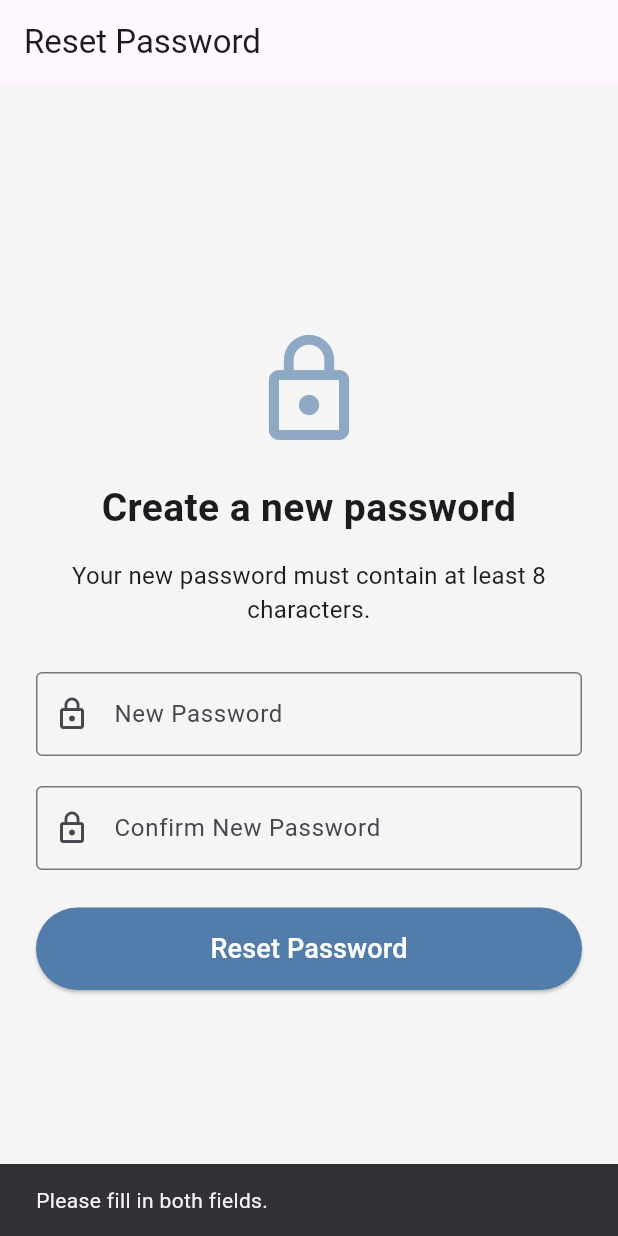
After one commit to usernamecopied550/dementia, a Flutter app: the ResetPasswordScreen screen opened directly, after a tap on "Reset Password", on a phone screen of 412 x 824 dp. The commit adds this screen. Run offline on Flutter 3.47's test engine with Material 3 defaults, Android fonts, the phone set to English and light mode, and no system bars; our stand-ins replace supabase_flutter; accounts and stored records are empty.

Commit message:
Implement password recovery and reset functionality

```diff
--- /dev/null
+++ b/lib/screens/reset_password_screen.dart
@@ -0,0 +1,194 @@
+import 'package:flutter/material.dart';
+import 'package:supabase_flutter/supabase_flutter.dart';
+import 'login_screen.dart';
+
+class ResetPasswordScreen extends StatefulWidget {
+  const ResetPasswordScreen({super.key});
+
+  @override
+  State<ResetPasswordScreen> createState() =>
+      _ResetPasswordScreenState();
+}
+
+class _ResetPasswordScreenState
+    extends State<ResetPasswordScreen> {
+  final passwordController = TextEditingController();
+  final confirmPasswordController = TextEditingController();
+
+  bool isLoading = false;
+
+  Future<void> resetPassword() async {
+    final password = passwordController.text;
+    final confirmPassword = confirmPasswordController.text;
+
+    if (isLoading) return;
+
+    if (password.isEmpty || confirmPassword.isEmpty) {
+      showMessage('Please fill in both fields.');
+      return;
+    }
+
+    if (password.length < 8) {
+      showMessage('Password must be at least 8 characters.');
+      return;
+    }
+
+    if (password != confirmPassword) {
+      showMessage('Passwords do not match.');
+      return;
+    }
+
+    setState(() {
+      isLoading = true;
+    });
+
+    try {
+      final supabase = Supabase.instance.client;
+
+      await supabase.auth.updateUser(
+        UserAttributes(password: password),
+      );
+
+      await supabase.auth.signOut();
+
+      if (!mounted) return;
+
+      await showDialog(
+        context: context,
+        barrierDismissible: false,
+        builder: (dialogContext) => AlertDialog(
+          title: const Text('Password Updated'),
+          content: const Text(
+            'Your password has been successfully updated. '
+                'You can now log in with your new password.',
+          ),
+          actions: [
+            TextButton(
+              onPressed: () => Navigator.pop(dialogContext),
+              child: const Text('OK'),
+            ),
+          ],
+        ),
+      );
+
+      if (!mounted) return;
+
+      Navigator.pushAndRemoveUntil(
+        context,
+        MaterialPageRoute(
+          builder: (context) => const LoginScreen(),
+        ),
+            (route) => false,
+      );
+    } catch (error) {
+      if (!mounted) return;
+      showMessage(
+        'Unable to complete password reset. '
+            'Please request a new reset link if necessary.',
+      );
+    } finally {
+      if (mounted) {
+        setState(() {
+          isLoading = false;
+        });
+      }
+    }
+  }
+
+  void showMessage(String message) {
+    ScaffoldMessenger.of(context).showSnackBar(
+      SnackBar(content: Text(message)),
+    );
+  }
+
+  @override
+  void dispose() {
+    passwordController.dispose();
+    confirmPasswordController.dispose();
+    super.dispose();
+  }
+
+  @override
+  Widget build(BuildContext context) {
+    return Scaffold(
+      backgroundColor: Colors.grey[100],
+      appBar: AppBar(
+        title: const Text('Reset Password'),
+        automaticallyImplyLeading: false,
+      ),
+      body: Center(
+        child: SingleChildScrollView(
+          padding: const EdgeInsets.all(24),
+          child: ConstrainedBox(
+            constraints: const BoxConstraints(maxWidth: 400),
+            child: Column(
+              children: [
+                const Icon(
+                  Icons.lock_outline,
+                  size: 80,
+                  color: Color(0xFF8FA9C4),
+                ),
+                const SizedBox(height: 20),
+                const Text(
+                  'Create a new password',
+                  style: TextStyle(
+                    fontSize: 26,
+                    fontWeight: FontWeight.bold,
+                  ),
+                  textAlign: TextAlign.center,
+                ),
+                const SizedBox(height: 15),
+                const Text(
+                  'Your new password must contain '
+                      'at least 8 characters.',
+                  textAlign: TextAlign.center,
+                  style: TextStyle(fontSize: 16),
+                ),
+                const SizedBox(height: 30),
+                TextField(
+                  controller: passwordController,
+                  obscureText: true,
+                  decoration: const InputDecoration(
+                    labelText: 'New Password',
+                    prefixIcon: Icon(Icons.lock_outline),
+                    border: OutlineInputBorder(),
+                  ),
+                ),
+                const SizedBox(height: 20),
+                TextField(
+                  controller: confirmPasswordController,
+                  obscureText: true,
+                  decoration: const InputDecoration(
+                    labelText: 'Confirm New Password',
+                    prefixIcon: Icon(Icons.lock_outline),
+                    border: OutlineInputBorder(),
+                  ),
+                ),
+                const SizedBox(height: 25),
+                SizedBox(
+                  width: double.infinity,
+                  height: 55,
+                  child: ElevatedButton(
+                    style: ElevatedButton.styleFrom(
+                      backgroundColor: const Color(0xFF527CAA),
+                      foregroundColor: Colors.white,
+                    ),
+                    onPressed: isLoading ? null : resetPassword,
+                    child: isLoading
+                        ? const CircularProgressIndicator(
+                      color: Colors.white,
+                    )
+                        : const Text(
+                      'Reset Password',
+                      style: TextStyle(fontSize: 18),
+                    ),
+                  ),
+                ),
+              ],
+            ),
+          ),
+        ),
+      ),
+    );
+  }
+}
```
Also changed, not shown: lib/main.dart (+27 -0 lines), lib/screens/forgot_password_screen.dart (added, +155 -0 lines), lib/screens/login_screen.dart (+22 -2 lines).
